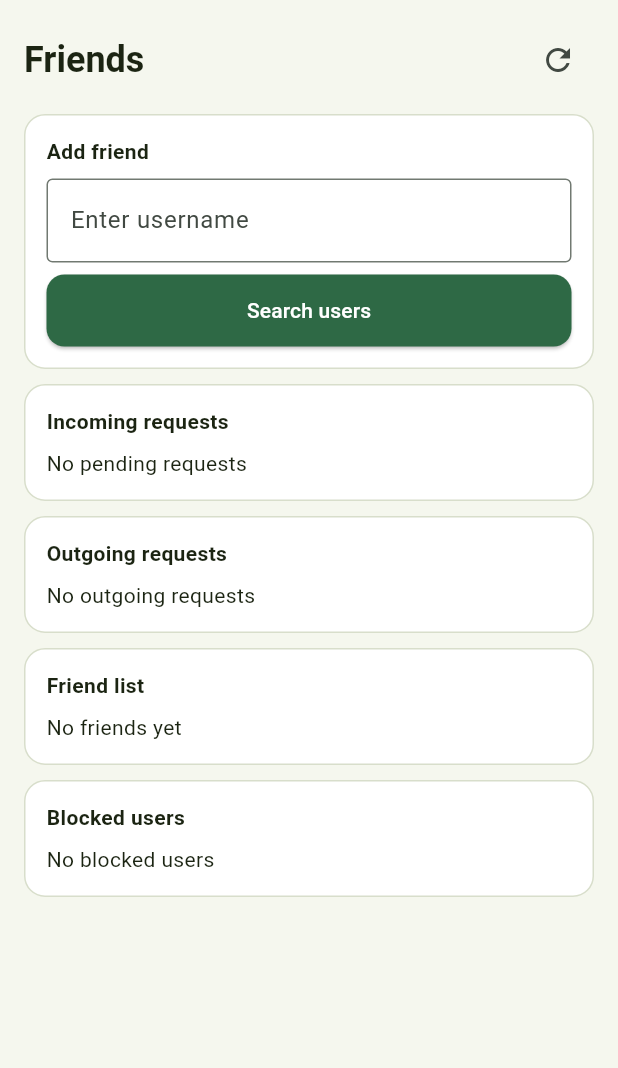
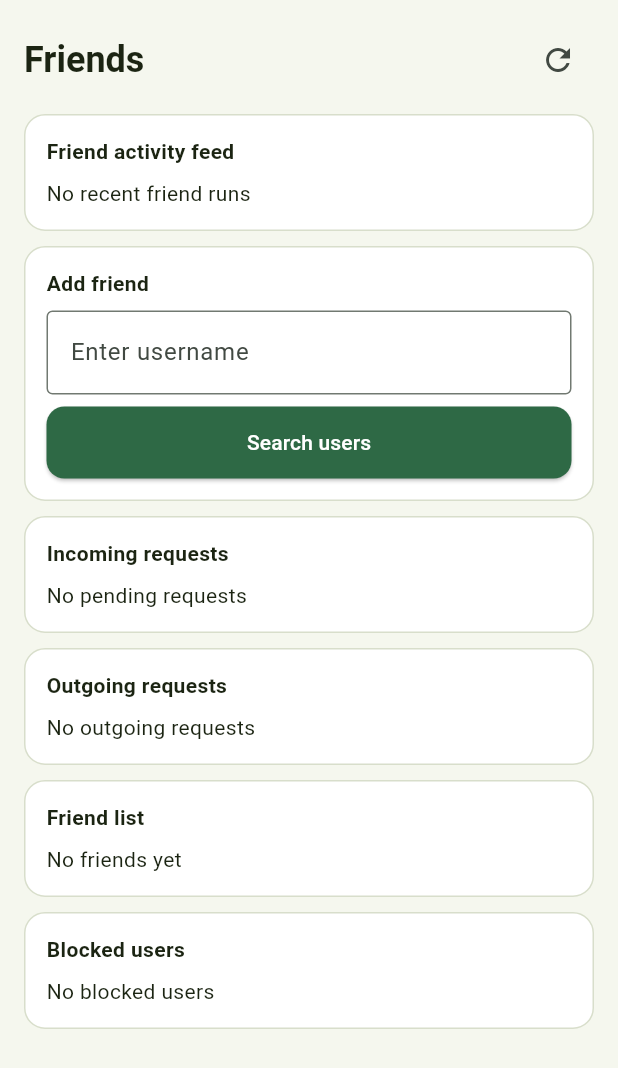
Before and after one commit to Kimseungzzang/RunPet_app, a Flutter app: the ReportScreen widget shown alone on an empty page, opened directly with empty values, on a phone screen of 412 x 824 dp. Shown: the top 1068 px of the screen. Run offline on Flutter 3.47's test engine with Material 3 defaults, Android fonts, the light colour scheme and no system bars; our stand-ins replace flutter_riverpod, flutter_secure_storage, geolocator, in_app_purchase, shared_preferences; accounts and stored records are empty; network calls fail.

Commit message:
feat(report): add friend activity feed section

```diff
--- a/lib/app/runpet_home_shell.dart
+++ b/lib/app/runpet_home_shell.dart
@@ -38,6 +38,7 @@ class _RunpetHomeShellState extends ConsumerState<RunpetHomeShell> {
   List<FriendRequestModel> _outgoingFriendRequests = const [];
   List<FriendSearchUserModel> _friendSearchResults = const [];
   List<BlockedUserModel> _blockedUsers = const [];
+  List<FriendActivityModel> _friendActivities = const [];
 
   @override
   void initState() {
@@ -188,12 +189,14 @@ class _RunpetHomeShellState extends ConsumerState<RunpetHomeShell> {
       final incoming = await api.getIncomingFriendRequests();
       final outgoing = await api.getOutgoingFriendRequests();
       final blocked = await api.getBlockedUsers();
+      final activities = await api.getFriendActivities(limit: 20);
       if (!mounted) return;
       setState(() {
         _friends = friends;
         _incomingFriendRequests = incoming;
         _outgoingFriendRequests = outgoing;
         _blockedUsers = blocked;
+        _friendActivities = activities;
       });
     } catch (e) {
       _showError('Failed to load friends: $e');
@@ -366,6 +369,7 @@ class _RunpetHomeShellState extends ConsumerState<RunpetHomeShell> {
         outgoingRequests: _outgoingFriendRequests,
         searchResults: _friendSearchResults,
         blockedUsers: _blockedUsers,
+        activities: _friendActivities,
         isBusy: _friendBusy,
         onRefresh: _loadFriends,
         onSearchUsers: _searchFriendUsers,
--- a/lib/models/friend_models.dart
+++ b/lib/models/friend_models.dart
@@ -98,3 +98,41 @@ class BlockedUserModel {
     );
   }
 }
+
+class FriendActivityModel {
+  const FriendActivityModel({
+    required this.runId,
+    required this.userId,
+    required this.username,
+    required this.displayName,
+    required this.startedAt,
+    required this.distanceKm,
+    required this.durationSec,
+    required this.avgPaceSec,
+    required this.calories,
+  });
+
+  final String runId;
+  final String userId;
+  final String username;
+  final String displayName;
+  final DateTime startedAt;
+  final double distanceKm;
+  final int durationSec;
+  final int avgPaceSec;
+  final int calories;
+
+  factory FriendActivityModel.fromJson(Map<String, dynamic> json) {
+    return FriendActivityModel(
+      runId: json['runId'] as String,
+      userId: json['userId'] as String,
+      username: json['username'] as String,
+      displayName: json['displayName'] as String,
+      startedAt: DateTime.parse(json['startedAt'] as String),
+      distanceKm: (json['distanceKm'] as num).toDouble(),
+      durationSec: json['durationSec'] as int,
+      avgPaceSec: json['avgPaceSec'] as int,
+      calories: json['calories'] as int,
+    );
+  }
+}
--- a/lib/screens/report_screen.dart
+++ b/lib/screens/report_screen.dart
@@ -10,6 +10,7 @@ class ReportScreen extends StatefulWidget {
     required this.outgoingRequests,
     required this.searchResults,
     required this.blockedUsers,
+    required this.activities,
     required this.isBusy,
     required this.onRefresh,
     required this.onSearchUsers,
@@ -27,6 +28,7 @@ class ReportScreen extends StatefulWidget {
   final List<FriendRequestModel> outgoingRequests;
   final List<FriendSearchUserModel> searchResults;
   final List<BlockedUserModel> blockedUsers;
+  final List<FriendActivityModel> activities;
   final bool isBusy;
   final Future<void> Function() onRefresh;
   final Future<void> Function(String query) onSearchUsers;
@@ -67,6 +69,28 @@ class _ReportScreenState extends State<ReportScreen> {
           ],
         ),
         const SizedBox(height: 12),
+        RunpetCard(
+          child: Column(
+            crossAxisAlignment: CrossAxisAlignment.start,
+            children: [
+              const Text('Friend activity feed', style: TextStyle(fontWeight: FontWeight.w700)),
+              const SizedBox(height: 8),
+              if (widget.activities.isEmpty) const Text('No recent friend runs'),
+              for (final item in widget.activities)
+                Padding(
+                  padding: const EdgeInsets.symmetric(vertical: 6),
+                  child: Column(
+                    crossAxisAlignment: CrossAxisAlignment.start,
+                    children: [
+                      Text('${item.displayName} (@${item.username})', style: const TextStyle(fontWeight: FontWeight.w600)),
+                      const SizedBox(height: 2),
+                      Text('Run ${item.distanceKm.toStringAsFixed(2)}km · ${item.durationSec}s · ${item.calories} kcal'),
+                    ],
+                  ),
+                ),
+            ],
+          ),
+        ),
         RunpetCard(
           child: Column(
             crossAxisAlignment: CrossAxisAlignment.start,
--- a/lib/services/runpet_api_client.dart
+++ b/lib/services/runpet_api_client.dart
@@ -102,6 +102,12 @@ class RunpetApiClient {
     final response = await _request('GET', '/api/v1/friends');
     final list = _decodeListOrThrow(response);
     return list.map((e) => FriendModel.fromJson(e)).toList();
+  }
+
+  Future<List<FriendActivityModel>> getFriendActivities({int limit = 20}) async {
+    final response = await _request('GET', '/api/v1/friends/activity?limit=$limit');
+    final list = _decodeListOrThrow(response);
+    return list.map((e) => FriendActivityModel.fromJson(e)).toList();
   }
 
   Future<List<FriendRequestModel>> getIncomingFriendRequests() async {
```
Also changed, not shown: 1 other file.
